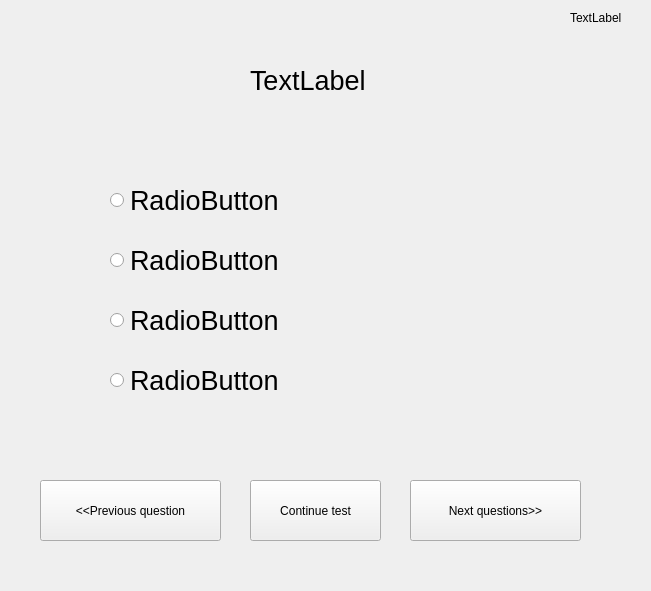
The window that UIs/QuestionsUI.ui (NeiroX/TestChecker) describes before a commit, drawn with Qt 5.
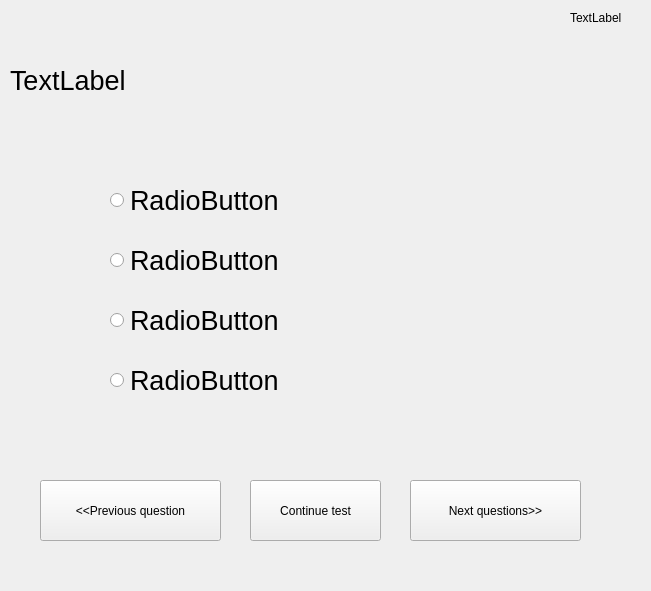
The same window after the commit.

Commit message: -new example of test in .json file -changed sizes of labels in UI

The edit to the form file:
```diff
--- a/UIs/QuestionsUI.ui
+++ b/UIs/QuestionsUI.ui
@@ -22,7 +22,7 @@
      <rect>
       <x>110</x>
       <y>180</y>
-      <width>251</width>
+      <width>501</width>
       <height>41</height>
      </rect>
     </property>
@@ -40,7 +40,7 @@
      <rect>
       <x>110</x>
       <y>240</y>
-      <width>251</width>
+      <width>501</width>
       <height>41</height>
      </rect>
     </property>
@@ -58,7 +58,7 @@
      <rect>
       <x>110</x>
       <y>300</y>
-      <width>251</width>
+      <width>501</width>
       <height>41</height>
      </rect>
     </property>
@@ -76,7 +76,7 @@
      <rect>
       <x>110</x>
       <y>360</y>
-      <width>251</width>
+      <width>501</width>
       <height>41</height>
      </rect>
     </property>
@@ -92,9 +92,9 @@
    <widget class="QLabel" name="questionLabel">
     <property name="geometry">
      <rect>
-      <x>250</x>
+      <x>10</x>
       <y>60</y>
-      <width>131</width>
+      <width>621</width>
       <height>41</height>
      </rect>
     </property>
```
The commit also changes 1 other file.
